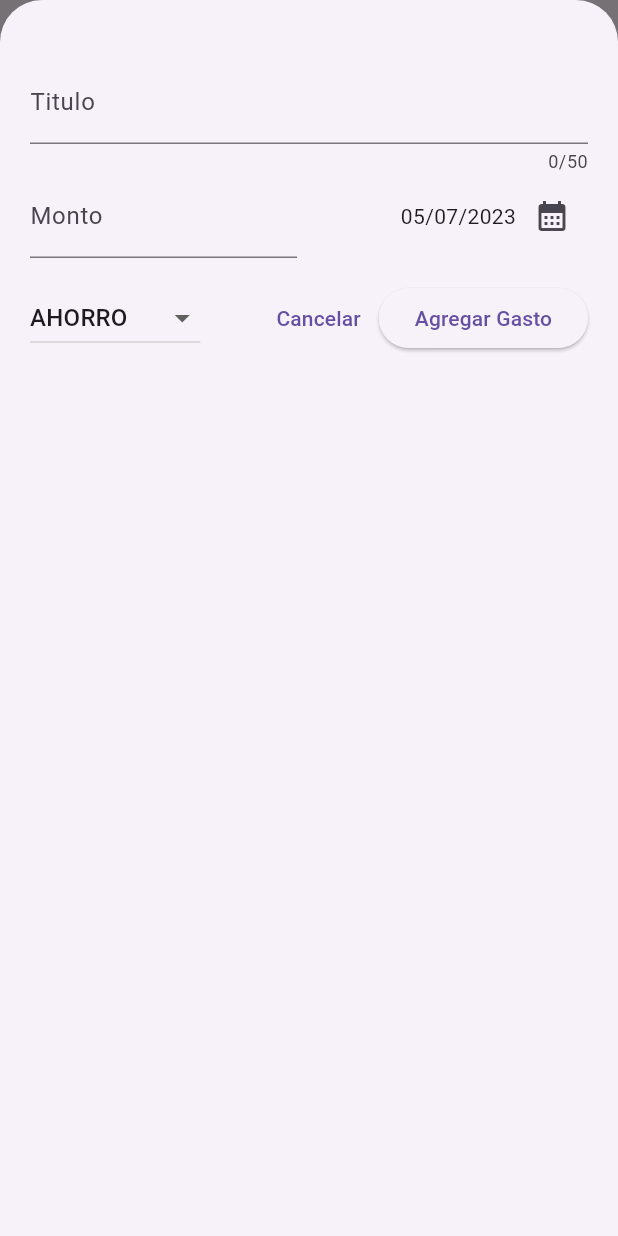
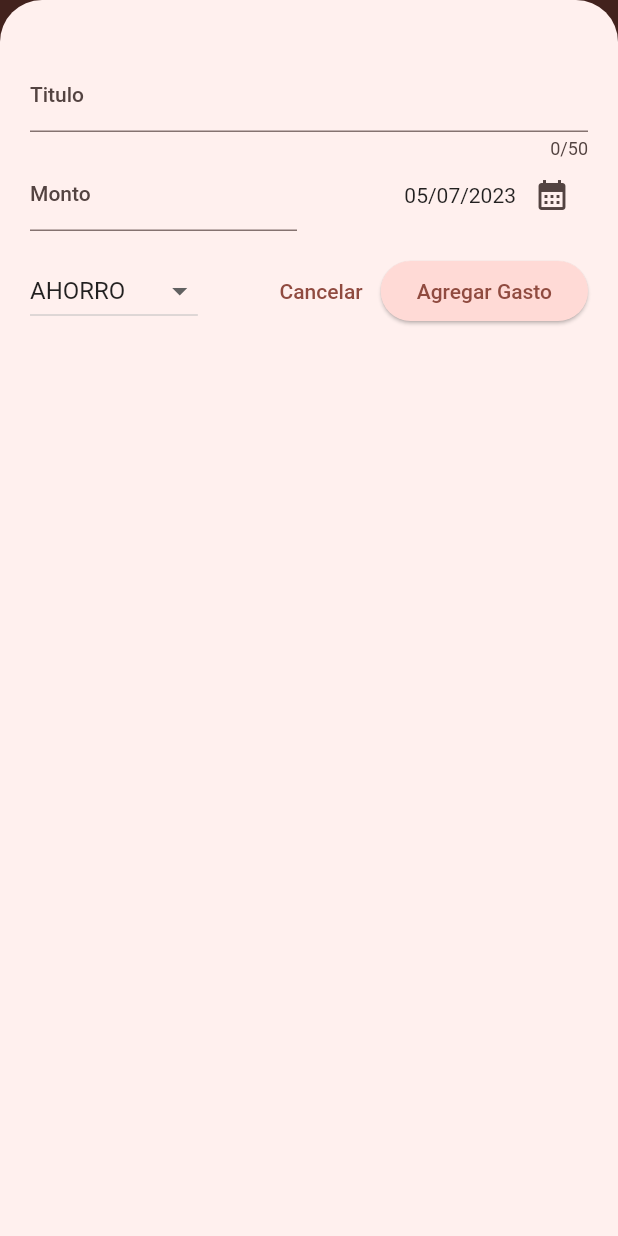
Before and after one commit to schwarz84/expenses-tracker-app, a Flutter app: the screen it shows after launch, after a tap on the "add" icon, on a phone screen of 412 x 824 dp. Run offline on Flutter 3.47's test engine with Material 2 defaults, Android fonts, the phone set to English and light mode, and no system bars.

Commit message:
clase125

```diff
--- a/lib/main.dart
+++ b/lib/main.dart
@@ -2,6 +2,11 @@ import 'package:flutter/material.dart';
 import 'package:flutter_localizations/flutter_localizations.dart';
 
 import 'package:expenses_tracker/widgets/widgets.dart';
+
+var kColorScheme = ColorScheme.fromSeed(seedColor: const Color.fromARGB(150, 255, 0, 0));
+var kDarkScheme = ColorScheme.fromSeed(
+      brightness: Brightness.dark,
+      seedColor: const Color.fromARGB(255, 6, 91, 6));
 
 void main() {
   runApp(
@@ -15,7 +20,44 @@ void main() {
         Locale('es', ''), // Español
       ],
       debugShowCheckedModeBanner: false,
-      theme: ThemeData(useMaterial3: true),
+      darkTheme: ThemeData.dark().copyWith(
+        useMaterial3: true,
+        colorScheme: kDarkScheme,
+        appBarTheme: const AppBarTheme().copyWith(
+          backgroundColor: kDarkScheme.primary,
+          foregroundColor: kDarkScheme.onPrimary,
+        ),
+        cardTheme: const CardTheme().copyWith(
+          color: kDarkScheme.tertiaryContainer,
+          margin: const EdgeInsets.symmetric(horizontal: 16, vertical: 8),
+        ),
+          elevatedButtonTheme: ElevatedButtonThemeData(
+              style: ElevatedButton.styleFrom(
+                backgroundColor: kDarkScheme.primaryContainer,
+                foregroundColor: kDarkScheme.onPrimaryContainer,
+                shadowColor: Colors.black,
+              )
+          )
+      ),
+      theme: ThemeData().copyWith(
+        useMaterial3: true,
+        colorScheme: kColorScheme,
+        appBarTheme: const AppBarTheme().copyWith(
+          backgroundColor: kColorScheme.primary,
+          foregroundColor: kColorScheme.onPrimary,
+        ),
+        cardTheme: const CardTheme().copyWith(
+          color: kColorScheme.tertiaryContainer,
+          margin: const EdgeInsets.symmetric(horizontal: 16, vertical: 8),
+        ),
+        elevatedButtonTheme: ElevatedButtonThemeData(
+          style: ElevatedButton.styleFrom(
+            backgroundColor: kColorScheme.errorContainer,
+            shadowColor: Colors.black,
+          )
+        )
+      ),
+      themeMode: ThemeMode.system,
       home: const Expenses(),
     )
   );
--- a/lib/widgets/add_expense.dart
+++ b/lib/widgets/add_expense.dart
@@ -53,7 +53,12 @@ class _NewExpenseState extends State<NewExpense> {
                 onPressed: () {
                   Navigator.pop(ctx);
                 },
-                child: const Text('Cerrar')
+                child: Text(
+                  'Cerrar',
+                  style: TextStyle(
+                    color: Theme.of(context).colorScheme.error
+                  ),
+                )
               )
             ],
           );
--- a/lib/widgets/expenses_list/expenses_list.dart
+++ b/lib/widgets/expenses_list/expenses_list.dart
@@ -14,6 +14,22 @@ class ExpensesList extends StatelessWidget {
     return ListView.builder(
       itemCount: expenses.length,
       itemBuilder: (context, index) => Dismissible(
+        background: Container(
+          color: Theme.of(context).colorScheme.error.withOpacity(0.75),
+          margin: EdgeInsets.symmetric(
+            horizontal: Theme.of(context).cardTheme.margin!.horizontal
+          ),
+          child: const Row(
+            mainAxisAlignment: MainAxisAlignment.end,
+            children: [
+              Icon(
+                Icons.delete,
+                size: 50,
+                color: Colors.white,
+              )
+            ],
+          ),
+        ),
         key: ValueKey(expenses[index]),
         onDismissed: (direction) {
           removeExpense(expenses[index]);
```
